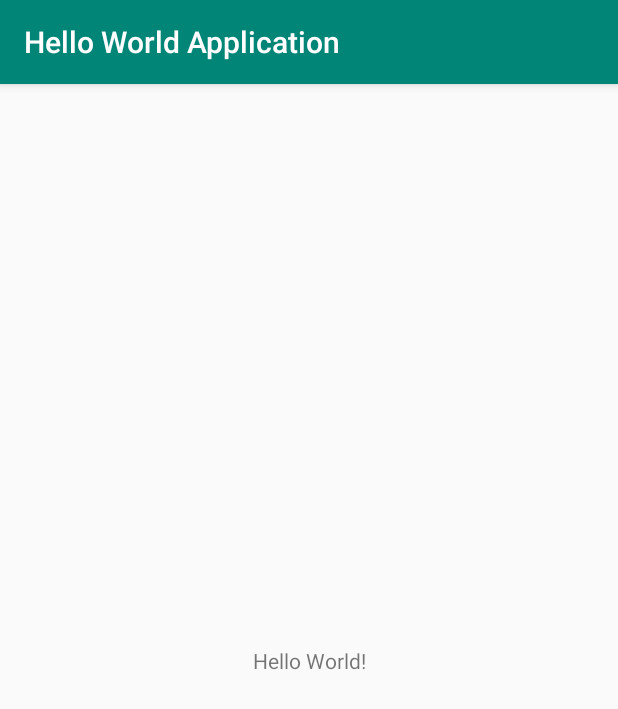
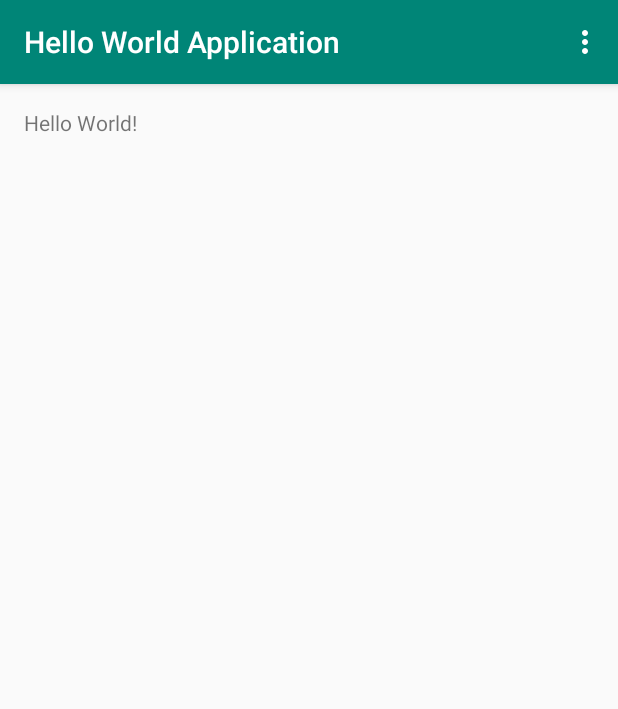
Before and after one commit to sreelu27/Hello-World-Application, an Android app: the screen it shows after launch (MainActivity), on a phone screen of 412 x 824 dp. Shown: the top 709 px of the screen. Run offline under Robolectric (Android 15) with nearby library versions, the phone set to English and light mode, and no system bars.

Commit message:
final commit

```diff
--- a/app/src/main/java/com/sree/helloworldapplication/MainActivity.java
+++ b/app/src/main/java/com/sree/helloworldapplication/MainActivity.java
@@ -1,14 +1,36 @@
 package com.sree.helloworldapplication;
 
+import androidx.annotation.NonNull;
 import androidx.appcompat.app.AppCompatActivity;
 
 import android.os.Bundle;
+import android.view.Menu;
+import android.view.MenuItem;
+import android.widget.TextView;
 
 public class MainActivity extends AppCompatActivity {
+
+    private TextView greetingView;
 
     @Override
     protected void onCreate(Bundle savedInstanceState) {
         super.onCreate(savedInstanceState);
         setContentView(R.layout.activity_main);
+        greetingView = (TextView) findViewById(R.id.greeting);
+    }
+
+    @Override
+    public boolean onOptionsItemSelected(@NonNull MenuItem item) {
+        if(item.getItemId()==R.id.action_bye){
+            greetingView.setText(R.string.say_bye);
+            return true;
+        }
+        return super.onOptionsItemSelected(item);
+    }
+
+    @Override
+    public boolean onCreateOptionsMenu(Menu menu) {
+        getMenuInflater().inflate(R.menu.activity_main,menu);
+        return true;
     }
 }
--- a/app/src/main/res/layout/activity_main.xml
+++ b/app/src/main/res/layout/activity_main.xml
@@ -1,5 +1,5 @@
 <?xml version="1.0" encoding="utf-8"?>
-<androidx.constraintlayout.widget.ConstraintLayout xmlns:android="http://schemas.android.com/apk/res/android"
+<LinearLayout xmlns:android="http://schemas.android.com/apk/res/android"
     xmlns:app="http://schemas.android.com/apk/res-auto"
     xmlns:tools="http://schemas.android.com/tools"
     android:layout_width="match_parent"
@@ -7,12 +7,12 @@
     tools:context=".MainActivity">
 
     <TextView
-        android:layout_width="wrap_content"
-        android:layout_height="wrap_content"
+        android:layout_width="match_parent"
+        android:layout_height="match_parent"
+        android:id="@+id/greeting"
         android:text="Hello World!"
-        app:layout_constraintBottom_toBottomOf="parent"
-        app:layout_constraintLeft_toLeftOf="parent"
-        app:layout_constraintRight_toRightOf="parent"
-        app:layout_constraintTop_toTopOf="parent" />
+        android:layout_margin="@dimen/activity_margin"
 
-</androidx.constraintlayout.widget.ConstraintLayout>
+        ></TextView>
+
+</LinearLayout>
--- /dev/null
+++ b/app/src/main/res/menu/activity_main.xml
@@ -0,0 +1,6 @@
+<?xml version="1.0" encoding="utf-8"?>
+<menu xmlns:android="http://schemas.android.com/apk/res/android">
+    <item android:id="@+id/action_bye"
+        android:title="@string/say_bye"/>
+
+</menu>
--- /dev/null
+++ b/app/src/main/res/values/dimens.xml
@@ -0,0 +1,6 @@
+<?xml version="1.0" encoding="utf-8"?>
+<resources>
+    <dimen name="activity_margin">16dp</dimen>
+
+
+</resources>
--- a/app/src/main/res/values/strings.xml
+++ b/app/src/main/res/values/strings.xml
@@ -1,3 +1,4 @@
 <resources>
     <string name="app_name">Hello World Application</string>
+    <string name="say_bye">Say Bye</string>
 </resources>
```
